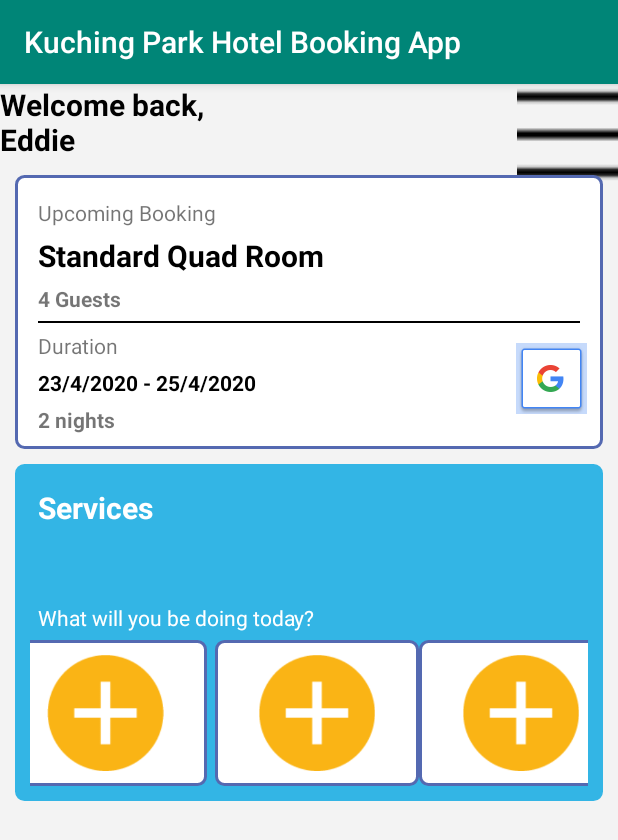
After one commit to TeradonGenesis/Booking_App, an Android app: the fragment Mainpage_Fragment shown on its own in the app's theme, on a phone screen of 412 x 824 dp. The commit adds this screen. Shown: the top 840 px of the screen. Run offline under Robolectric (Android 15) with nearby library versions, the phone set to English and light mode, and no system bars.

Commit message:
mainpage
rough UI design for main page

```diff
--- /dev/null
+++ b/Kuching_Park_Hotel/app/src/main/java/com/example/kuching_park_hotel/Mainpage_Fragment.java
@@ -0,0 +1,27 @@
+package com.example.kuching_park_hotel;
+
+import android.os.Bundle;
+
+import androidx.fragment.app.Fragment;
+
+import android.view.LayoutInflater;
+import android.view.View;
+import android.view.ViewGroup;
+
+/**
+ * A simple {@link Fragment} subclass.
+ */
+public class Mainpage_Fragment extends Fragment {
+
+    public Mainpage_Fragment() {
+        // Required empty public constructor
+    }
+
+
+    @Override
+    public View onCreateView(LayoutInflater inflater, ViewGroup container,
+                             Bundle savedInstanceState) {
+        // Inflate the layout for this fragment
+        return inflater.inflate(R.layout.fragment_mainpage_, container, false);
+    }
+}
--- a/Kuching_Park_Hotel/app/src/main/res/drawable/rounded_card.xml
+++ b/Kuching_Park_Hotel/app/src/main/res/drawable/rounded_card.xml
@@ -1,7 +1,7 @@
 <?xml version="1.0" encoding="utf-8"?>
 <shape xmlns:android="http://schemas.android.com/apk/res/android" >
 
-    <solid android:color="#f3f3f6" />
+    <solid android:color="#f3f3f3" />
     <corners
         android:radius="10dp"
         />
--- /dev/null
+++ b/Kuching_Park_Hotel/app/src/main/res/layout/fragment_mainpage_.xml
@@ -0,0 +1,208 @@
+<?xml version="1.0" encoding="utf-8"?>
+
+
+<ScrollView xmlns:app="http://schemas.android.com/apk/res-auto"
+    xmlns:tools="http://schemas.android.com/tools"
+    android:layout_width="match_parent"
+    android:layout_height="match_parent"
+    android:background="@color/grey"
+    xmlns:android="http://schemas.android.com/apk/res/android">
+
+    <androidx.constraintlayout.widget.ConstraintLayout
+        android:layout_width="match_parent"
+        android:layout_height="wrap_content">
+
+
+        <TextView
+            android:id="@+id/textView13"
+            android:layout_width="wrap_content"
+            android:layout_height="wrap_content"
+            android:textStyle="bold"
+            android:textColor="@color/black"
+            android:textSize="@dimen/cardtitlesize_main"
+            android:text="Welcome back, \nEddie"
+            app:layout_constraintTop_toTopOf="parent"
+            app:layout_constraintStart_toStartOf="parent"/>
+
+        <ImageView
+            android:id="@+id/imageView8"
+            android:layout_width="68dp"
+            android:layout_height="67dp"
+            android:src="@drawable/icons8-menu-24"
+            app:layout_constraintTop_toTopOf="parent"
+            app:layout_constraintEnd_toEndOf="parent"/>
+
+
+        <androidx.constraintlayout.widget.ConstraintLayout
+            android:id="@+id/card1"
+            android:layout_width="match_parent"
+            android:layout_height="match_parent"
+            android:layout_margin="@dimen/cardmargin_main"
+            android:background="@drawable/rounded"
+            android:padding="@dimen/cardpad_main"
+            app:layout_constraintTop_toBottomOf="@id/textView13">
+
+            <androidx.constraintlayout.widget.Barrier
+                android:id="@+id/guideline2"
+                android:layout_width="wrap_content"
+                android:layout_height="wrap_content"
+                android:visibility="invisible"
+                app:barrierDirection="end" />
+
+            <TextView
+                android:id="@+id/textView3"
+                android:layout_width="wrap_content"
+                android:layout_height="wrap_content"
+                android:layout_margin="@dimen/textpad_main"
+                android:text="@string/upcoming_booking"
+                app:layout_constraintStart_toStartOf="@id/guideline2"
+                app:layout_constraintTop_toTopOf="parent" />
+
+            <TextView
+                android:id="@+id/textView_roomType"
+                android:layout_width="wrap_content"
+                android:layout_height="wrap_content"
+                android:layout_margin="@dimen/textpad_main"
+                android:textStyle="bold"
+                android:textColor="@color/black"
+                android:textSize="@dimen/cardtitlesize_main"
+                android:text="Standard Quad Room"
+                app:layout_constraintStart_toStartOf="@id/guideline2"
+                app:layout_constraintTop_toBottomOf="@+id/textView3" />
+
+            <TextView
+                android:id="@+id/textView_noOfGuest"
+                android:layout_width="wrap_content"
+                android:layout_height="wrap_content"
+                android:layout_margin="@dimen/textpad_main"
+                android:textStyle="bold"
+                android:text="4 Guests"
+                app:layout_constraintStart_toStartOf="@id/guideline2"
+                app:layout_constraintTop_toBottomOf="@+id/textView_roomType" />
+
+            <View
+                android:id="@+id/view2"
+                android:layout_width="fill_parent"
+                android:layout_height="1dp"
+                android:layout_margin="@dimen/textpad_main"
+                android:background="@color/black"
+                app:layout_constraintEnd_toEndOf="parent"
+                app:layout_constraintStart_toStartOf="parent"
+                app:layout_constraintTop_toBottomOf="@id/textView_noOfGuest" />
+
+            <TextView
+                android:id="@+id/textView7"
+                android:layout_width="wrap_content"
+                android:layout_height="wrap_content"
+                android:layout_margin="@dimen/textpad_main"
+                android:text="@string/duration"
+                app:layout_constraintStart_toStartOf="@id/guideline2"
+                app:layout_constraintTop_toBottomOf="@+id/view2" />
+
+            <TextView
+                android:id="@+id/textView_durationRange"
+                android:layout_width="wrap_content"
+                android:layout_height="wrap_content"
+                android:layout_margin="@dimen/textpad_main"
+                android:textColor="@color/black"
+                android:textStyle="bold"
+                android:text="23/4/2020 - 25/4/2020"
+                app:layout_constraintStart_toStartOf="@id/guideline2"
+                app:layout_constraintTop_toBottomOf="@+id/textView7" />
+
+            <TextView
+                android:id="@+id/textView_nightCount"
+                android:layout_width="wrap_content"
+                android:layout_height="wrap_content"
+                android:layout_margin="@dimen/textpad_main"
+                android:textStyle="bold"
+                android:text="2 nights"
+                app:layout_constraintStart_toStartOf="@id/guideline2"
+                app:layout_constraintTop_toBottomOf="@+id/textView_durationRange" />
+
+            <ImageView
+                android:id="@+id/imageView"
+                android:layout_width="wrap_content"
+                android:layout_height="wrap_content"
+                android:src="@drawable/common_google_signin_btn_icon_dark_focused"
+                app:layout_constraintBottom_toBottomOf="parent"
+                app:layout_constraintEnd_toEndOf="parent"
+                app:layout_constraintTop_toBottomOf="@+id/view2" />
+
+        </androidx.constraintlayout.widget.ConstraintLayout>
+
+        <androidx.constraintlayout.widget.ConstraintLayout
+            android:layout_width="match_parent"
+            android:layout_height="match_parent"
+            android:layout_margin="@dimen/cardmargin_main"
+            android:padding="@dimen/cardpad_main"
+            android:background="@drawable/rounded"
+            android:backgroundTint="@android:color/holo_blue_light"
+            app:layout_constraintStart_toStartOf="parent"
+            app:layout_constraintTop_toBottomOf="@id/card1">
+
+            <TextView
+                android:id="@+id/textView10"
+                android:layout_width="wrap_content"
+                android:layout_height="wrap_content"
+                android:textColor="@color/white"
+                android:textStyle="bold"
+                android:textSize="@dimen/cardtitlesize_main"
+                android:text="@string/services"
+                android:layout_margin="@dimen/textpad_main"
+                app:layout_constraintStart_toStartOf="parent"
+                app:layout_constraintTop_toTopOf="parent" />
+
+            <TextView
+                android:id="@+id/textView11"
+                android:layout_width="wrap_content"
+                android:layout_height="wrap_content"
+                android:textColor="@color/white"
+                android:text="@string/what_will_you_be_doing_today"
+                android:layout_marginTop="50dp"
+                app:layout_constraintStart_toStartOf="@+id/textView10"
+                app:layout_constraintTop_toBottomOf="@+id/textView10" />
+
+            <ImageView
+                android:id="@+id/imageView4"
+                android:layout_width="135dp"
+                android:layout_height="97dp"
+                android:src="@drawable/plus"
+                android:background="@drawable/rounded"
+                android:padding="@dimen/imagepad_main"
+                android:layout_margin="@dimen/imagemargin_main"
+                app:layout_constraintEnd_toStartOf="@+id/imageView5"
+                app:layout_constraintHorizontal_bias="0.5"
+                app:layout_constraintStart_toStartOf="parent"
+                app:layout_constraintTop_toBottomOf="@+id/textView11" />
+
+            <ImageView
+                android:id="@+id/imageView5"
+                android:layout_width="136dp"
+                android:layout_height="97dp"
+                android:src="@drawable/plus"
+                android:background="@drawable/rounded"
+                android:padding="@dimen/imagepad_main"
+                app:layout_constraintBottom_toBottomOf="@+id/imageView4"
+                app:layout_constraintEnd_toStartOf="@+id/imageView6"
+                app:layout_constraintHorizontal_bias="0.5"
+                app:layout_constraintStart_toEndOf="@+id/imageView4"
+                app:layout_constraintTop_toTopOf="@+id/imageView4" />
+
+            <ImageView
+                android:id="@+id/imageView6"
+                android:layout_width="136dp"
+                android:layout_height="97dp"
+                android:src="@drawable/plus"
+                android:background="@drawable/rounded"
+                android:padding="@dimen/imagepad_main"
+                app:layout_constraintBottom_toBottomOf="@+id/imageView4"
+                app:layout_constraintEnd_toEndOf="parent"
+                app:layout_constraintHorizontal_bias="0.5"
+                app:layout_constraintStart_toEndOf="@+id/imageView5"
+                app:layout_constraintTop_toTopOf="@+id/imageView4" />
+        </androidx.constraintlayout.widget.ConstraintLayout>
+
+
+    </androidx.constraintlayout.widget.ConstraintLayout>
+    </ScrollView>
--- a/Kuching_Park_Hotel/app/src/main/res/values/colors.xml
+++ b/Kuching_Park_Hotel/app/src/main/res/values/colors.xml
@@ -10,4 +10,5 @@
     <color name="grey_label">#777777</color>
     <color name="grey_line">#aaaaab</color>
     <color name="white">#ffffff</color>
+    <color name="grey">#f3f3f3</color>
 </resources>
--- /dev/null
+++ b/Kuching_Park_Hotel/app/src/main/res/values/dimens.xml
@@ -0,0 +1,9 @@
+<?xml version="1.0" encoding="utf-8"?>
+<resources>
+    <dimen name="cardmargin_main">10dp</dimen>
+    <dimen name="textpad_main">5dp</dimen>
+    <dimen name="cardpad_main">10dp</dimen>
+    <dimen name="imagemargin_main">5dp</dimen>
+    <dimen name="imagepad_main">10dp</dimen>
+    <dimen name="cardtitlesize_main">20sp</dimen>
+</resources>
--- a/Kuching_Park_Hotel/app/src/main/res/values/strings.xml
+++ b/Kuching_Park_Hotel/app/src/main/res/values/strings.xml
@@ -18,4 +18,8 @@
     <string name="address_title">Address</string>
     <string name="address_content">Lot 606 Padungan Road, 93100 Kuching, Sarawak</string>
     <string name="getmap">Go to Google Map</string>
+    <string name="upcoming_booking">Upcoming Booking</string>
+    <string name="duration">Duration</string>
+    <string name="services">Services</string>
+    <string name="what_will_you_be_doing_today">What will you be doing today?</string>
 </resources>
```
Also changed, not shown: Kuching_Park_Hotel/app/src/main/res/drawable/icons8-menu-24.png (added).
